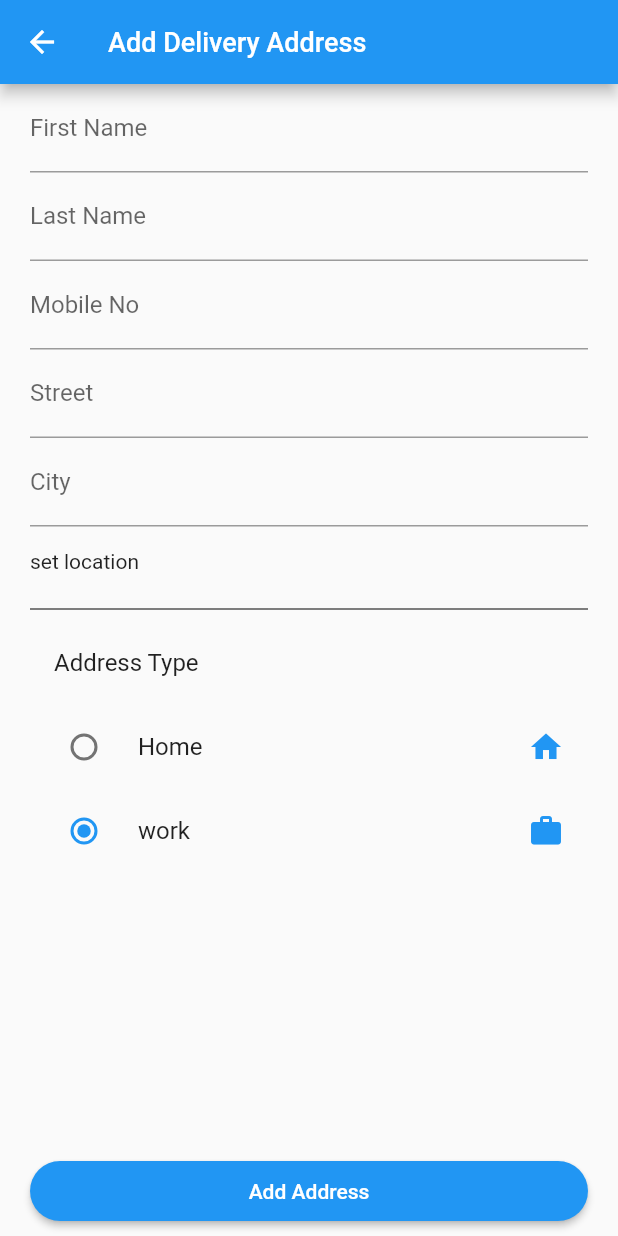
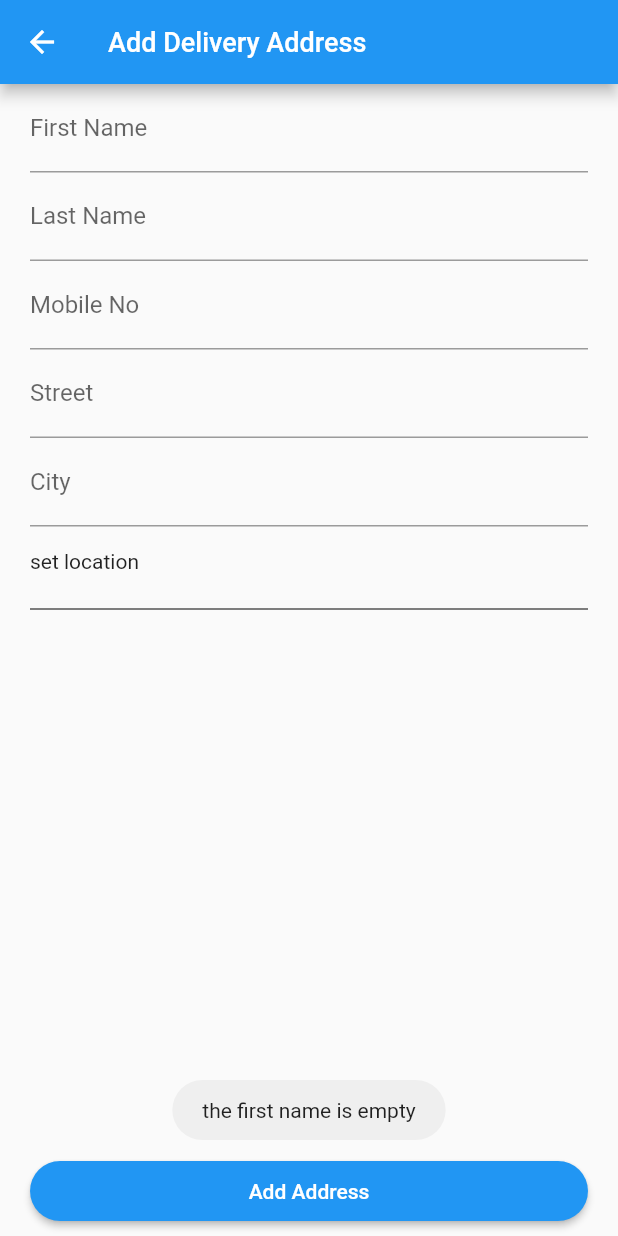
Before and after one commit to mayssamalwaraa/Thunder, a Flutter app: the AddDeliveryAddress screen opened directly, after a tap on "Add Address", on a phone screen of 412 x 824 dp. Run offline on Flutter 3.47's test engine with Material 2 defaults, Android fonts, the phone set to English and light mode, and no system bars; our stand-ins replace cloud_firestore, firebase_auth, firebase_core, flutter_signin_button, fluttertoast, google_sign_in and 1 more; missing offline and left inert: dart:ffi; accounts and stored records are empty.

Commit message:
add address firebase

```diff
--- a/lib/main.dart
+++ b/lib/main.dart
@@ -4,6 +4,7 @@ import 'package:foodapp/auth/sing_in.dart';
 import 'package:foodapp/config/colors.dart';
 import 'package:foodapp/model/product_model.dart';
 import 'package:foodapp/providers/cart_view_provider.dart';
+import 'package:foodapp/providers/check_out_provider.dart';
 import 'package:foodapp/providers/product_provider.dart';
 import 'package:foodapp/providers/user_provider.dart';
 import 'package:foodapp/providers/wish_list_provider.dart';
@@ -38,6 +39,9 @@ class FoodApp extends StatelessWidget {
       ChangeNotifierProvider<WishListProvider>(
         create: (context) => WishListProvider(),
       ),
+      ChangeNotifierProvider<CheckoutProvider>(
+        create: (context) => CheckoutProvider(),
+      ),
       ],
       child: MaterialApp(
         theme: ThemeData(
--- /dev/null
+++ b/lib/providers/check_out_provider.dart
@@ -0,0 +1,53 @@
+import 'package:cloud_firestore/cloud_firestore.dart';
+import 'package:firebase_auth/firebase_auth.dart';
+import 'package:flutter/cupertino.dart';
+import 'package:fluttertoast/fluttertoast.dart';
+
+class CheckoutProvider with ChangeNotifier{
+  bool isloading = false;
+  TextEditingController firstName = TextEditingController();
+  TextEditingController lastName = TextEditingController();
+  TextEditingController mobileNo = TextEditingController();
+  TextEditingController street = TextEditingController();
+  TextEditingController city = TextEditingController();
+  TextEditingController setLocation = TextEditingController();
+
+  void validate(context) async{
+    if(firstName.text.isEmpty){
+      Fluttertoast.showToast(msg: "the first name is empty");
+    } else if(lastName.text.isEmpty){
+      Fluttertoast.showToast(msg: "the last name is empty");
+    }
+    else if(mobileNo.text.isEmpty){
+      Fluttertoast.showToast(msg: "the mobile number is empty");
+    }
+    else if(street.text.isEmpty){
+      Fluttertoast.showToast(msg: "the street is empty");
+    }
+    else if(city.text.isEmpty){
+      Fluttertoast.showToast(msg: "the city is empty");
+    }else {
+      isloading = true;
+      notifyListeners();
+      await FirebaseFirestore.instance
+      .collection("AddAddressDetails")
+      .doc(FirebaseAuth.instance.currentUser!.uid)
+      .set({
+        "firstname": firstName.text,
+        "lastname":lastName.text,
+        "mobileNo":mobileNo.text,
+        "street":street.text,
+        "city":city.text,
+        "setlocation":setLocation.text,
+      }).then((value) async {
+        isloading = false;
+        notifyListeners();
+        await Fluttertoast.showToast(msg: "add your delivery address");
+        Navigator.of(context).pop();
+        notifyListeners();
+      });
+      notifyListeners();
+    }
+
+  }
+}
--- a/lib/screens/check_out/add_delivery_address/add_delivery_address.dart
+++ b/lib/screens/check_out/add_delivery_address/add_delivery_address.dart
@@ -1,6 +1,8 @@
 import 'package:flutter/material.dart';
 import 'package:foodapp/config/colors.dart';
+import 'package:foodapp/providers/check_out_provider.dart';
 import 'package:foodapp/widget/custom_text_field.dart';
+import 'package:provider/provider.dart';
 
 class AddDeliveryAddress  extends StatefulWidget {
 
@@ -14,9 +16,10 @@ enum TypeAddress{
 }
 
 class _AddDeliveryAddressState extends State<AddDeliveryAddress> {
+  var my_type = TypeAddress.Work;
   @override
   Widget build(BuildContext context) {
-    var my_type = TypeAddress.Work;
+    CheckoutProvider checkoutProvider = Provider.of(context);
     return Scaffold(
       appBar: AppBar(
         title: Text(
@@ -28,8 +31,10 @@ class _AddDeliveryAddressState extends State<AddDeliveryAddress> {
       bottomNavigationBar: Container(
         margin: EdgeInsets.symmetric(vertical: 10,horizontal: 20),
         height: 40,
-        child: MaterialButton(
-          onPressed: (){},
+        child: checkoutProvider.isloading ==false? MaterialButton(
+          onPressed: (){
+            checkoutProvider.validate(context);
+          },
           child: Text(
             "Add Address",
             style: TextStyle(
@@ -40,7 +45,9 @@ class _AddDeliveryAddressState extends State<AddDeliveryAddress> {
           shape: RoundedRectangleBorder(
             borderRadius:  BorderRadius.circular(30),
           )
-        ),
+        ):Center(
+          child: CircularProgressIndicator(),
+        )
       ),
       body: Padding(
         padding: const EdgeInsets.symmetric(
@@ -50,18 +57,23 @@ class _AddDeliveryAddressState extends State<AddDeliveryAddress> {
           children: [
             CustomTextField(
               labText: "First Name",
+              controller : checkoutProvider.firstName,
             ),
             CustomTextField(
               labText: "Last Name",
+              controller : checkoutProvider.lastName,
             ),
             CustomTextField(
               labText: "Mobile No ",
+              controller : checkoutProvider.mobileNo,
             ),
             CustomTextField(
               labText: "Street",
+              controller : checkoutProvider.street,
             ),
             CustomTextField(
               labText: "City",
+              controller : checkoutProvider.city,
             ),
             InkWell(
               onTap:(){},
@@ -80,37 +92,8 @@ class _AddDeliveryAddressState extends State<AddDeliveryAddress> {
             Divider(
               color: Colors.black,
             ),
-            ListTile(
-              title: Text("Address Type"),
-            ),
-            RadioListTile(
-              value: TypeAddress.Home,
-              groupValue: my_type,
-              title: Text("Home"),
-              onChanged: (TypeAddress? value){
-                setState(() {
-                  my_type = value as TypeAddress;
-                });
 
-              },
-              secondary: Icon(
-                Icons.home,
-                color:primaryColor,
-              ),),
-              RadioListTile(
-              value: TypeAddress.Work,
-              groupValue: my_type,
-              title: Text("work"),
-              onChanged: (TypeAddress? value){
-                setState(() {
-                  my_type = value as TypeAddress;
-                });
 
-              },
-              secondary: Icon(
-                Icons.work,
-                color:primaryColor,
-              ),),
           ],
         ),
       ),
```
Also changed, not shown: lib/screens/check_out/delivery_details/delivery_details.dart (+27 -3 lines), lib/screens/check_out/payment/order_item.dart (added, +27 -0 lines), lib/screens/check_out/payment/payment.dart (added, +163 -0 lines).
